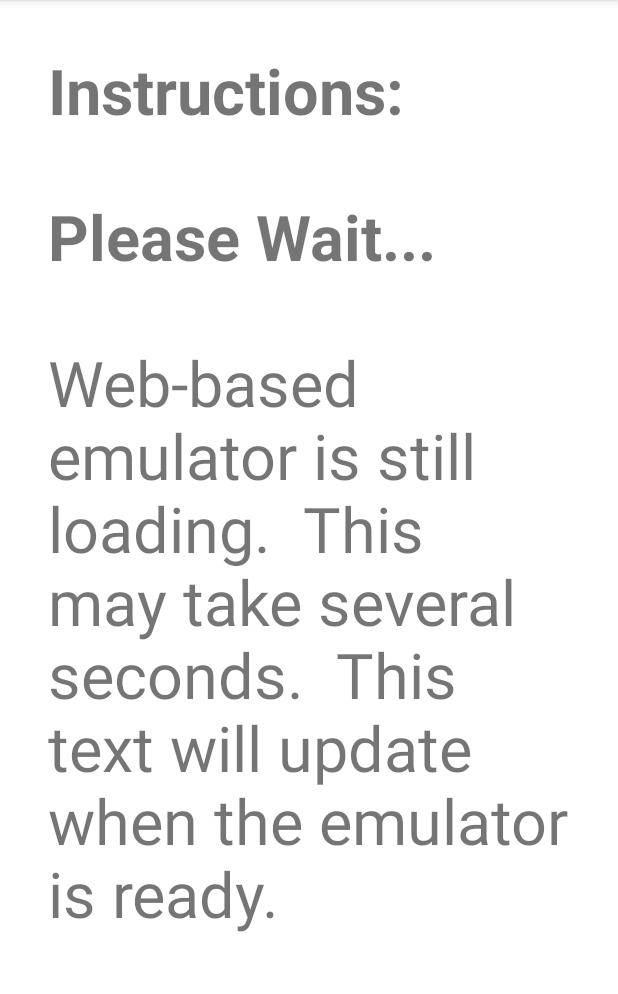
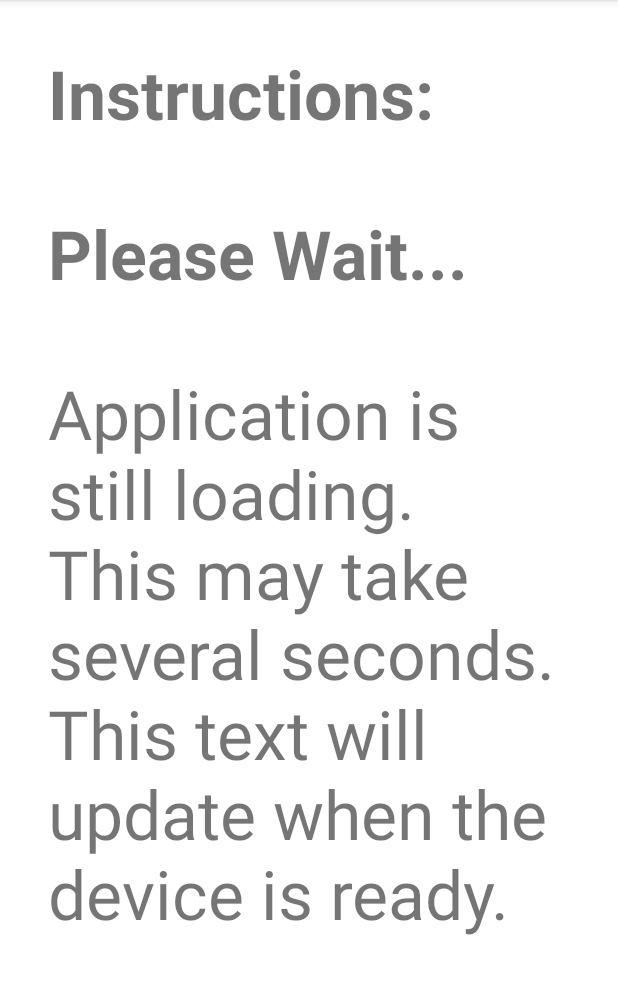
Before and after one commit to PubNubDevelopers/push-mobile-demo, an Android app: the screen it shows after launch (MainActivity), on a phone screen of 412 x 824 dp, the part 84-1078 px from its top. Run offline under Robolectric (Android 15) with nearby library versions, the phone set to English and light mode, and no system bars; our stand-ins replace EventBus, Volley; libraries missing offline, so code that uses them is left out: com.pubnub.api; 1 statement that could not run was skipped.

Commit message:
Update MainActivity.kt to not specifically refer to an emulator

```diff
--- a/android/PushDemo/app/src/main/java/com/pubnub/pushdemo/MainActivity.kt
+++ b/android/PushDemo/app/src/main/java/com/pubnub/pushdemo/MainActivity.kt
@@ -56,7 +56,7 @@ class MainActivity : AppCompatActivity() {
         val readme = SpannableStringBuilder()
             .bold { append("Instructions:\n\n") }
             .bold { append("Please Wait...\n\n")}
-            .append("Web-based emulator is still loading.  This may take several seconds.  This text will update when the emulator is ready.\n\n")
+            .append("Application is still loading.  This may take several seconds.  This text will update when the device is ready.\n\n")
         txtReadme.text = readme;
 
         pushNotificationPermissionLauncher.launch(android.Manifest.permission.POST_NOTIFICATIONS)
```
